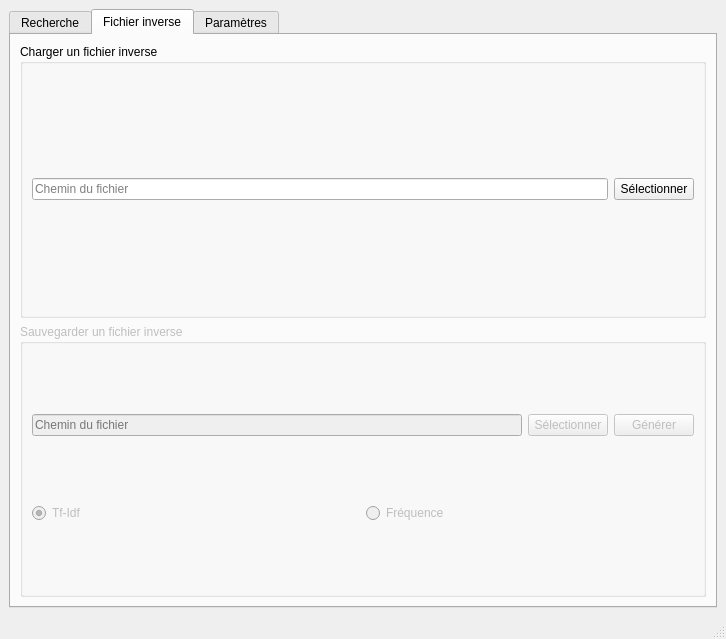
The window that MainWindow.ui (Hamza5/RI-TP) describes before a commit, drawn with Qt 5.
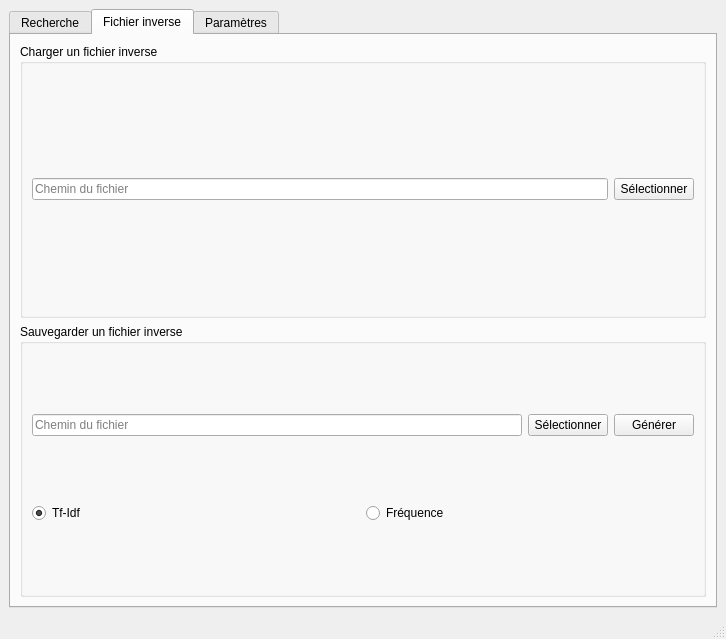
The same window after the commit. The open tabs and pages were chosen to show the change.

Commit message: Ajouter la génération des fichiers inverses dans l'interface

Patch:
```diff
--- a/MainWindow.ui
+++ b/MainWindow.ui
@@ -253,7 +253,7 @@
         <item>
          <widget class="QGroupBox" name="saveInverseFileGroupBox">
           <property name="enabled">
-           <bool>false</bool>
+           <bool>true</bool>
           </property>
           <property name="title">
            <string>Sauvegarder un fichier inverse</string>
@@ -288,6 +288,9 @@
             <layout class="QHBoxLayout" name="saveInvefrseFileChoiceLayout">
              <item>
               <widget class="QRadioButton" name="saveInverseFileTfIdfRadioButton">
+               <property name="enabled">
+                <bool>true</bool>
+               </property>
                <property name="text">
                 <string>Tf-Idf</string>
                </property>
@@ -301,6 +304,9 @@
                <property name="text">
                 <string>Fréquence</string>
                </property>
+               <property name="checked">
+                <bool>false</bool>
+               </property>
               </widget>
              </item>
             </layout>
```
Left out of the diff: 8 changed lines with no effect on the pictures. The commit also changes 2 other files.
